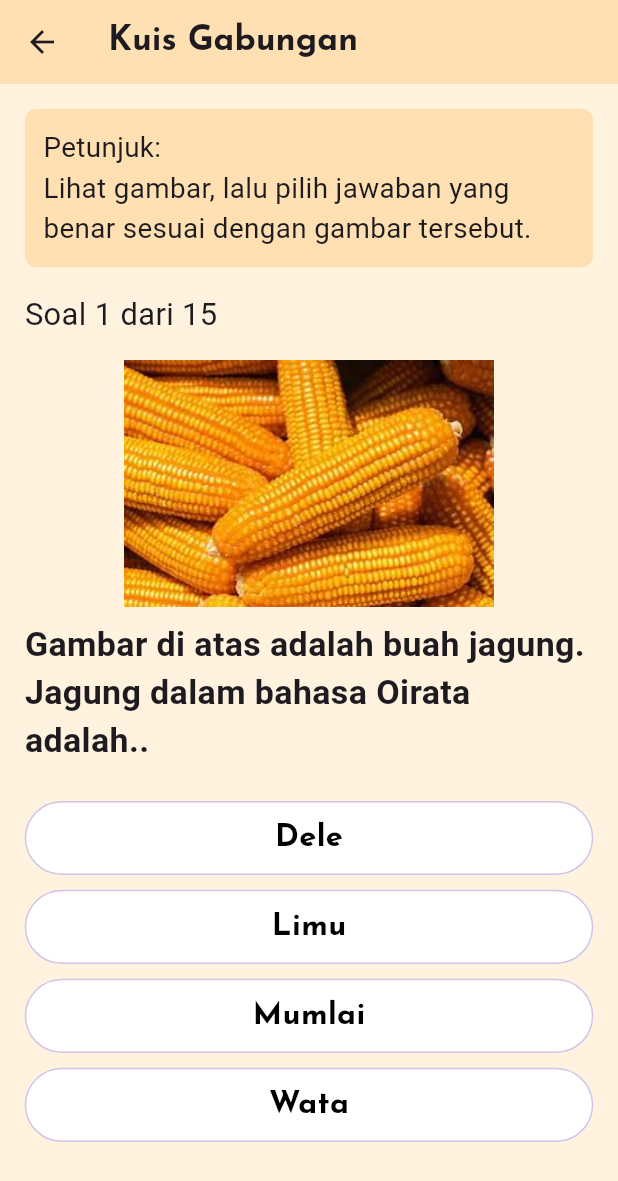
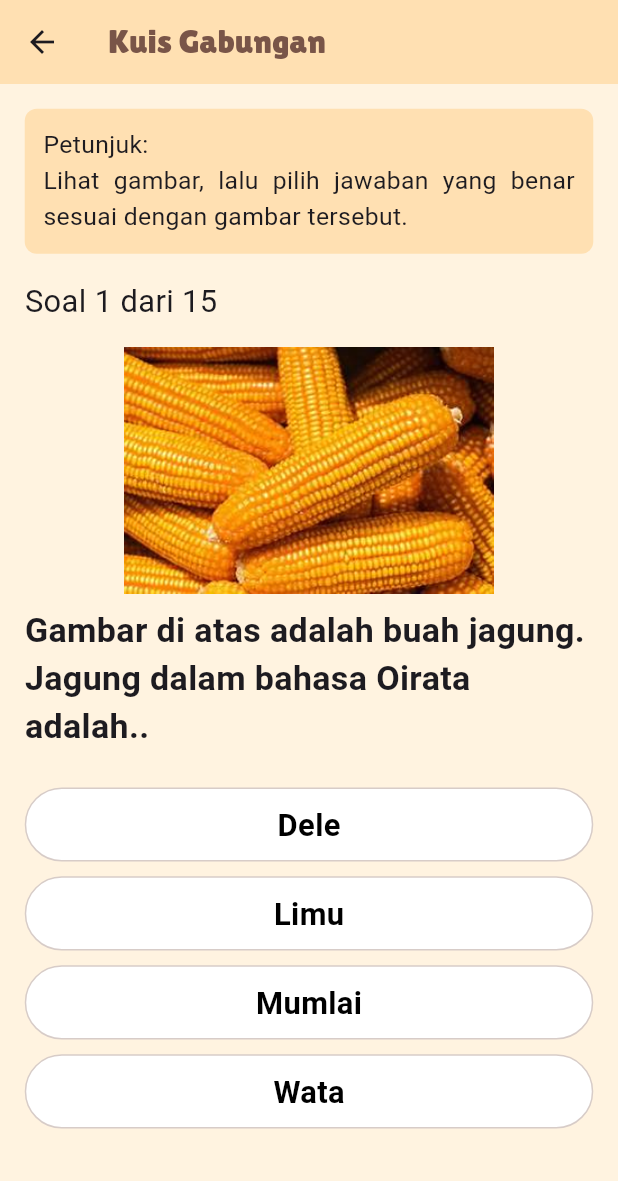
Before and after one commit to davidwaas/kamus_app, a Flutter app: the screen it shows after launch, after a tap on "Quiz", on a phone screen of 412 x 824 dp. Shown: the top 1181 px of the screen. Run offline on Flutter 3.47's test engine with Material 3 defaults, Android fonts, the phone set to English and light mode, and no system bars; our stand-ins replace audioplayers, dropdown_button2, flutter_tts, google_fonts, speech_to_text, sqflite; accounts and stored records are empty; Roboto replaces fonts that are missing (Abel).

Commit message:
modified:   lib/kalimatPage.dart 	modified:   lib/kosakataPage.dart 	modified:   lib/main.dart 	modified:   lib/percakapanPage.dart 	modified:   lib/quizPage.dart 	modified:   pubspec.yaml 	modified:   test/widget_test.dart

```diff
--- a/lib/main.dart
+++ b/lib/main.dart
@@ -1,8 +1,8 @@
 import 'package:flutter/material.dart';
-import 'package:kamus_app/kosakataPage.dart';
-import 'package:kamus_app/kalimatPage.dart';
-import 'package:kamus_app/percakapanPage.dart';
-import 'package:kamus_app/quizPage.dart';
+import 'package:Yotowawa/kosakataPage.dart';
+import 'package:Yotowawa/kalimatPage.dart';
+import 'package:Yotowawa/percakapanPage.dart';
+import 'package:Yotowawa/quizPage.dart';
 import 'package:google_fonts/google_fonts.dart';
 
 void main() {
@@ -38,11 +38,11 @@ class _KamusHomePageState extends State<KamusHomePage> {
     return Scaffold(
       appBar: AppBar(
         title: Text(
-          'Kamus Bahasa Kisar',
-          style: GoogleFonts.josefinSans(
+          'KAMUS BAHASA KISAR',
+          style: GoogleFonts.lilitaOne(
             fontSize: screenWidth * 0.06, // Responsive font size
             fontWeight: FontWeight.bold,
-            color: Colors.black,
+            color: Colors.brown,
           ),
         ),
         backgroundColor: Colors.orange.shade100,
@@ -63,7 +63,7 @@ class _KamusHomePageState extends State<KamusHomePage> {
                 SizedBox(height: screenHeight * 0.012),
                 Text(
                   'Yotowawa',
-                  style: GoogleFonts.anton(
+                  style: GoogleFonts.alexBrush(
                     fontSize: screenWidth * 0.08, // Responsive font size
                     color: Color.fromARGB(255, 235, 0, 2),
                   ),
--- a/lib/quizPage.dart
+++ b/lib/quizPage.dart
@@ -315,9 +315,9 @@ class _QuizPageState extends State<QuizPage> {
       appBar: AppBar(
         title: Text(
           'Kuis Gabungan',
-          style: GoogleFonts.josefinSans(
+          style: GoogleFonts.lilitaOne(
             fontSize: screenWidth * 0.055,
-            fontWeight: FontWeight.bold,
+            color: Colors.brown,
           ),
         ),
         backgroundColor: Colors.orange.shade100,
@@ -326,39 +326,38 @@ class _QuizPageState extends State<QuizPage> {
       backgroundColor: Colors.orange.shade50,
       body: Padding(
         padding: EdgeInsets.all(screenWidth * 0.04),
-        child: Center(
-          child:
+        child: ListView(
+          children: [
             _quizFinished
                 ? Column(
                   mainAxisAlignment: MainAxisAlignment.center,
                   crossAxisAlignment: CrossAxisAlignment.center,
                   children: [
                     Text(
-                        'Kuis Selesai!',
-                        style: GoogleFonts.josefinSans(
+                      '~ KUIS SELESAI ~',
+                      style: GoogleFonts.lilitaOne(
+                        fontSize: screenWidth * 0.07,
+                        fontWeight: FontWeight.bold,
+                        color: Colors.brown,
+                      ),
+                    ),
+                    Text(
+                      'SELAMAT:',
+                      style: GoogleFonts.lilitaOne(
+                        fontSize: screenWidth * 0.07,
+                        fontWeight: FontWeight.bold,
+                        color: Colors.brown,
+                      ),
+                    ),
+                    Text(
+                      'Jawaban Benar Anda: $_score/${_questions.length}',
+                      style: GoogleFonts.abel(
                         fontSize: screenWidth * 0.07,
                         fontWeight: FontWeight.bold,
                         color: Colors.black,
                       ),
                     ),
-                      SizedBox(height: screenHeight * 0.03),
-                      Text(
-                        'SELAMAT !!!',
-                        style: GoogleFonts.josefinSans(
-                          fontSize: screenWidth * 0.07,
-                          fontWeight: FontWeight.bold,
-                          color: Colors.black,
-                        ),
-                      ),
-                      Text(
-                        'Skor Anda: $_score dari ${_questions.length}',
-                        style: GoogleFonts.josefinSans(
-                          fontSize: screenWidth * 0.07,
-                          fontWeight: FontWeight.bold,
-                          color: Colors.black,
-                        ),
-                      ),
-                      SizedBox(height: screenHeight * 0.03),
+                    SizedBox(height: screenHeight * 0.02),
                     SizedBox(
                       width: screenWidth * 0.5,
                       height: screenHeight * 0.07,
@@ -366,9 +365,10 @@ class _QuizPageState extends State<QuizPage> {
                         onPressed: _resetQuiz,
                         child: Text(
                           'Ulangi Kuis',
-                            style: GoogleFonts.josefinSans(
+                          style: GoogleFonts.lilitaOne(
                             fontSize: screenWidth * 0.05,
                             fontWeight: FontWeight.bold,
+                            color: Colors.brown,
                           ),
                         ),
                       ),
@@ -388,7 +388,8 @@ class _QuizPageState extends State<QuizPage> {
                       ),
                       child: Text(
                         _getInstruction(question['type'] as String?),
-                          style: TextStyle(fontSize: screenWidth * 0.045),
+                        style: GoogleFonts.abel(fontSize: screenWidth * 0.04),
+                        textAlign: TextAlign.justify,
                       ),
                     ),
                     Text(
@@ -413,7 +414,7 @@ class _QuizPageState extends State<QuizPage> {
                                     icon: Icon(
                                       Icons.play_arrow,
                                       size: screenWidth * 0.13,
-                                        color: Colors.deepPurple,
+                                      color: Colors.brown,
                                     ),
                                     onPressed:
                                         () => _playAudio(
@@ -423,10 +424,10 @@ class _QuizPageState extends State<QuizPage> {
                                 if (dialog is Map && dialog['label'] != null)
                                   Text(
                                     dialog['label'],
-                                      style: TextStyle(
+                                    style: GoogleFonts.abel(
                                       fontWeight: FontWeight.bold,
                                       fontSize: screenWidth * 0.05,
-                                        color: Colors.deepPurple,
+                                      color: Colors.brown,
                                     ),
                                   ),
                                 if (dialog is Map && dialog['text'] != null)
@@ -444,7 +445,7 @@ class _QuizPageState extends State<QuizPage> {
                     SizedBox(height: screenHeight * 0.01),
                     Text(
                       question['question'] as String,
-                        style: TextStyle(
+                      style: GoogleFonts.abel(
                         fontSize: screenWidth * 0.055,
                         fontWeight: FontWeight.bold,
                       ),
@@ -483,18 +484,18 @@ class _QuizPageState extends State<QuizPage> {
                                 decoration: BoxDecoration(
                                   color:
                                       isPressed
-                                            ? Colors.deepPurple.shade100
+                                          ? Colors.brown.shade100
                                           : Colors.white,
                                   borderRadius: BorderRadius.circular(30),
                                   border: Border.all(
-                                      color: Colors.deepPurple.shade100,
+                                    color: Colors.brown.shade100,
                                   ),
                                 ),
                                 height: screenHeight * 0.06,
                                 alignment: Alignment.center,
                                 child: Text(
                                   option,
-                                    style: GoogleFonts.josefinSans(
+                                  style: GoogleFonts.abel(
                                     fontSize: screenWidth * 0.05,
                                     fontWeight: FontWeight.bold,
                                     color: Colors.black,
@@ -506,6 +507,7 @@ class _QuizPageState extends State<QuizPage> {
                         }),
                   ],
                 ),
+          ],
         ),
       ),
     );
--- a/pubspec.yaml
+++ b/pubspec.yaml
@@ -1,4 +1,4 @@
-name: kamus_app
+name: Yotowawa
 description: "Kamus Multibahasa dengan Fitur Pengenalan Suara dan Teks ke Ucapan"
 # The following line prevents the package from being accidentally published to
 # pub.dev using `flutter pub publish`. This is preferred for private packages.
```
Also changed, not shown: lib/kalimatPage.dart (+17 -8 lines), lib/kosakataPage.dart (+13 -3 lines), lib/percakapanPage.dart (+6 -4 lines), 1 other file. Lines whose indentation alone changed are shown as unchanged.
